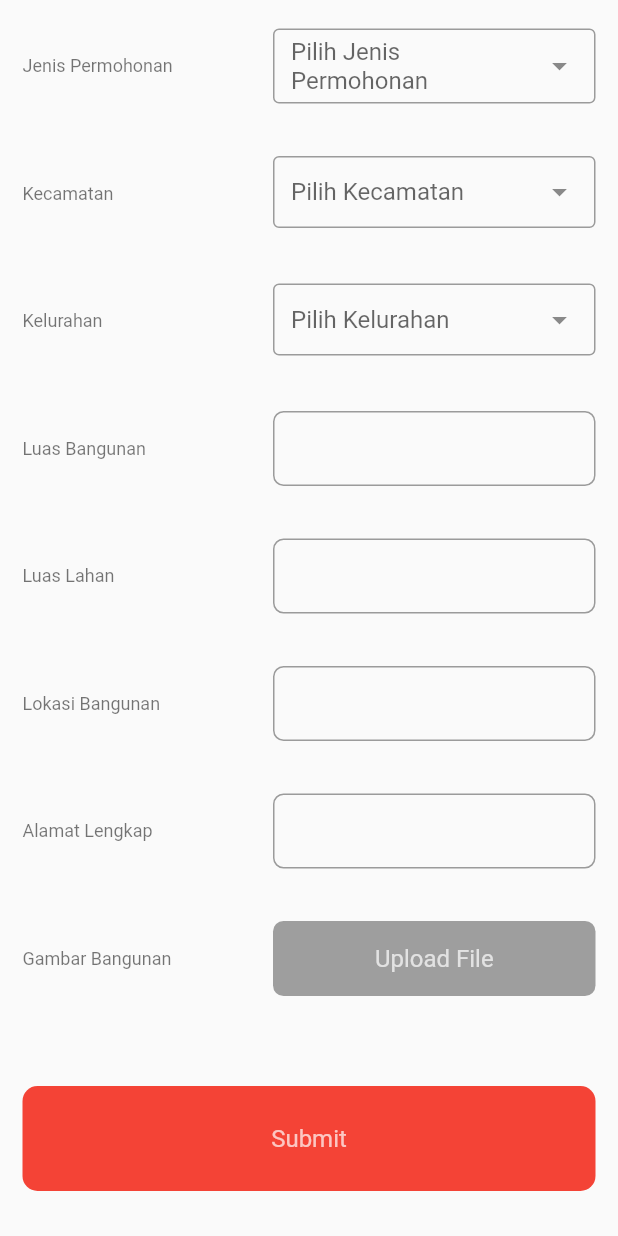
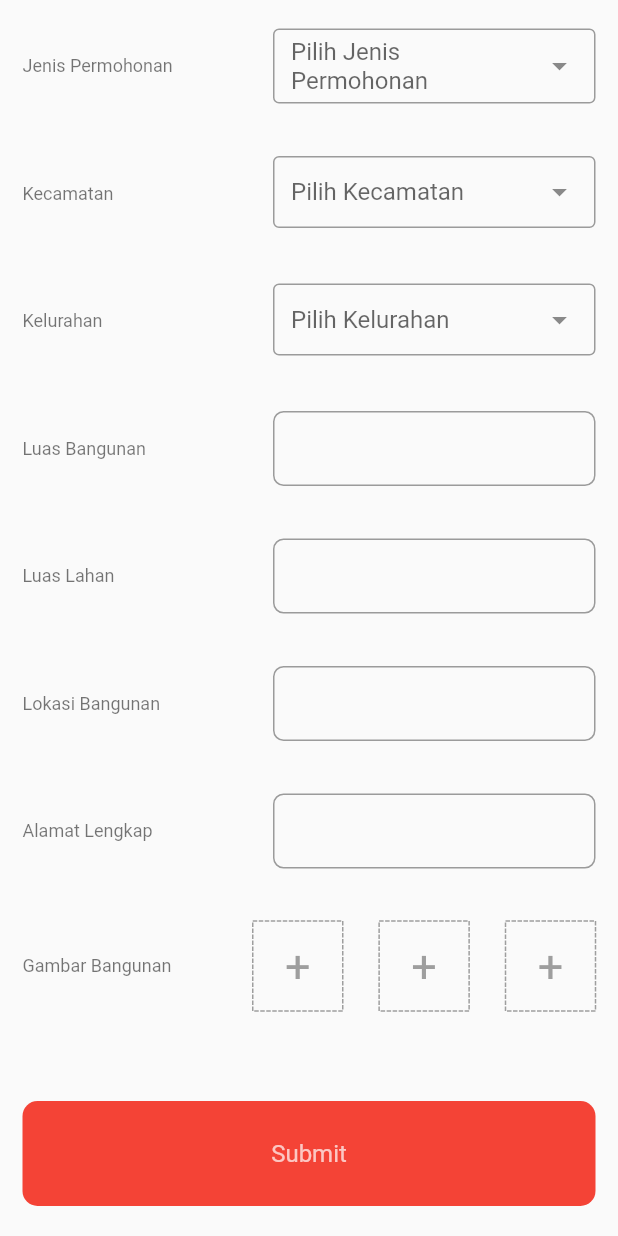
Before and after one commit to dalobarahama/alirandras, a Flutter app: the Form_pendaftaran screen opened directly, scrolled down 393 dp, on a phone screen of 412 x 824 dp. Run offline on Flutter 3.47's test engine with Material 2 defaults, Android fonts, the phone set to English and light mode, and no system bars; drawn by our look-alikes of dotted_border, dropdown_search; our stand-ins replace cached_network_image, file_picker, fluttertoast, google_fonts, image_picker, persistent_bottom_nav_bar and 2 more; accounts and stored records are empty.

Commit message:
form pendaftaran nambah dotted_border untuk gambar bangunan

```diff
--- a/lib/main.dart
+++ b/lib/main.dart
@@ -17,6 +17,6 @@ void main() {
   runApp(MaterialApp(
     title: 'Air Deras',
     debugShowCheckedModeBanner: false,
-    home: ListFormulirScreenAdmin(),
+    home: Form_pendaftaran(),
   ));
 }
--- a/lib/screen/form_pendaftaran.dart
+++ b/lib/screen/form_pendaftaran.dart
@@ -8,6 +8,7 @@ import 'package:google_fonts/google_fonts.dart';
 import 'package:flutter_application_3/utils/transition_animation.dart';
 import 'package:image_picker/image_picker.dart';
 import 'package:file_picker/file_picker.dart';
+import 'package:dotted_border/dotted_border.dart';
 
 class Form_pendaftaran extends StatefulWidget {
   const Form_pendaftaran({Key? key}) : super(key: key);
@@ -422,28 +423,87 @@ class _Form_pendaftaranState extends State<Form_pendaftaran> {
                             color: Colors.black54,
                           )),
                     ),
-                    Container(
-                      width: 215,
-                      height: 50,
+                    Padding(
+                      padding: const EdgeInsets.only(left: 30),
+                      child: Container(
+                        width: 60,
+                        height: 60,
                         child: InkWell(
                           onTap: () {
                             _imgFromGallery();
                           },
+                          child: DottedBorder(
+                            color: Colors.grey,
                             child: Container(
                               height: 60,
-                          width: 214,
+                              width: 60,
                               decoration: BoxDecoration(
-                              color: Colors.grey,
                                   borderRadius: BorderRadius.circular(7)),
                               child: Center(
                                   child: Text(
-                            'Upload File',
+                                '+',
                                 style: GoogleFonts.roboto(
-                                fontSize: 16,
+                                    fontSize: 30,
                                     textStyle: TextStyle(
-                                  color: Colors.white70,
+                                      color: Colors.grey,
                                     )),
                               )),
+                            ),
+                          ),
+                        ),
+                      ),
+                    ),
+                    Container(
+                      width: 60,
+                      height: 60,
+                      child: InkWell(
+                        onTap: () {
+                          _imgFromGallery();
+                        },
+                        child: DottedBorder(
+                          color: Colors.grey,
+                          child: Container(
+                            height: 60,
+                            width: 60,
+                            decoration: BoxDecoration(
+                                borderRadius: BorderRadius.circular(7)),
+                            child: Center(
+                                child: Text(
+                              '+',
+                              style: GoogleFonts.roboto(
+                                  fontSize: 30,
+                                  textStyle: TextStyle(
+                                    color: Colors.grey,
+                                  )),
+                            )),
+                          ),
+                        ),
+                      ),
+                    ),
+                    Container(
+                      width: 60,
+                      height: 60,
+                      child: InkWell(
+                        onTap: () {
+                          _imgFromGallery();
+                        },
+                        child: DottedBorder(
+                          color: Colors.grey,
+                          child: Container(
+                            height: 60,
+                            width: 60,
+                            decoration: BoxDecoration(
+                                borderRadius: BorderRadius.circular(7)),
+                            child: Center(
+                                child: Text(
+                              '+',
+                              style: GoogleFonts.roboto(
+                                  fontSize: 30,
+                                  textStyle: TextStyle(
+                                    color: Colors.grey,
+                                  )),
+                            )),
+                          ),
                         ),
                       ),
                     ),
--- a/pubspec.yaml
+++ b/pubspec.yaml
@@ -44,6 +44,7 @@ dependencies:
   pin_code_fields: ^7.3.0
   fluttertoast: ^8.0.8
   cached_network_image: ^3.2.0
+  dotted_border: ^2.0.0
 
 
 dev_dependencies:
```
Also changed, not shown: pubspec.lock. Lines whose indentation alone changed are shown as unchanged.
